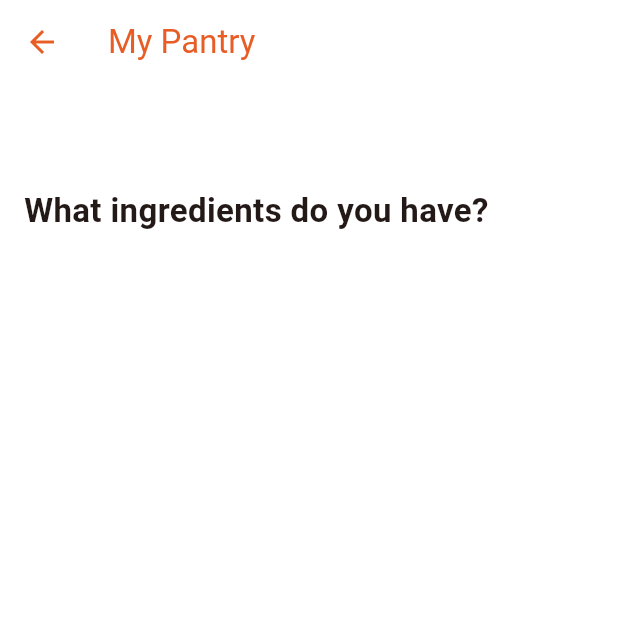
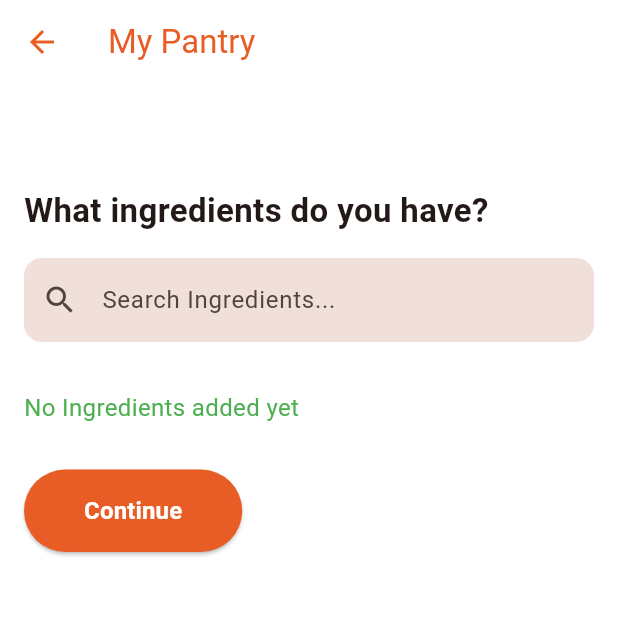
Before and after one commit to NEKORINA91/anycook, a Flutter app: the PantryScreen screen opened directly with empty values, on a phone screen of 412 x 824 dp, the top half of it. Run offline on Flutter 3.47's test engine with Material 3 defaults, Android fonts, the phone set to English and light mode, and no system bars.

Commit message:
pantry selection

```diff
--- a/lib/main.dart
+++ b/lib/main.dart
@@ -231,6 +231,30 @@ class PantryScreen extends StatefulWidget {
 
 }
 class _PantryScreenState extends State<PantryScreen>{
+
+  final List<String> allIngredients = [
+  'Flour', 'Rice', 'Eggs', 'Milk', 'Butter', 'Sugar',
+  'Salt', 'Onion', 'Garlic', 'Tomato', 'Potato', 'Carrot',
+  'Chicken', 'Beef', 'Fish', 'Cheese', 'Yogurt', 'Bread',
+  'Pasta', 'Oil', 'Pepper', 'Ginger', 'Lemon', 'Coconut Milk',
+];
+
+List<String> searchResults = [];
+final TextEditingController ingredientController = TextEditingController();
+List<String> ingredients = [];
+void updateSearch(String query){
+  setState((){
+    if (query.isEmpty){
+      searchResults = [];
+    } else {
+      searchResults = allIngredients
+      .where((item) => item.toLowerCase().contains(query.toLowerCase()))
+      .toList();
+    }
+  });
+}
+
+
     @override
     Widget build(BuildContext context){
     return Scaffold(
@@ -260,9 +284,117 @@ class _PantryScreenState extends State<PantryScreen>{
                 fontWeight: FontWeight.bold,
               ),
             ),
+            const SizedBox(height: 16),
+            TextField(
+              controller:ingredientController,
+              onChanged: updateSearch,
+              decoration: InputDecoration(
+                hintText: 'Search Ingredients...',
+                prefixIcon: const Icon(Icons.search),
+                filled: true,
+                border: OutlineInputBorder(
+                  borderRadius: BorderRadius.circular(12),
+                  borderSide: BorderSide.none,
+                ),
+              ),
+            ),
+            const SizedBox(height: 12),
+            Wrap(
+              spacing: 8,
+              runSpacing: 8,
+              children: searchResults.map((item) {
+                return GestureDetector(
+                  onTap: () {
+                    setState(() {
+                      if (!ingredients.contains(item)) {
+                        ingredients.add(item);
+                      }
+                      ingredientController.clear();
+                      searchResults = [];
+                    });
+                  },
+                  child:Container(
+                    padding: const EdgeInsets.symmetric(horizontal:16, vertical:10),
+                    decoration: BoxDecoration(
+                      color: Colors.white,
+                      borderRadius: BorderRadius.circular(20),
+                      border: Border.all(color:const Color(0xFFE85D26)),
+                    ),
+                    child: Text(item),
+                  ),
+                );
+              }).toList(),
+            ),
+            const SizedBox(height: 20),
+            Text(
+              ingredients.isEmpty
+                ? 'No Ingredients added yet'
+                : 'Your Pantry: ${ingredients.join(', ')}',
+              style:const TextStyle(fontSize: 16, color:Colors.green),
+            ),
+            const SizedBox(height: 30),
+            ElevatedButton(
+              onPressed: () {
+                Navigator.push(
+                  context,
+                  MaterialPageRoute(
+                    builder: (context) => RecipeSearchScreen(
+                      appliances: widget.appliances,
+                      ingredients: ingredients,
+                    ),
+                  ),
+                );
+              },
+              style: ElevatedButton.styleFrom(
+                backgroundColor: const Color(0xFFE85D26),
+                padding: const EdgeInsets.symmetric(horizontal: 40, vertical: 16),
+                shape: RoundedRectangleBorder(
+                  borderRadius: BorderRadius.circular(30),
+                ),
+              ),
+              child: const Text(
+                'Continue',
+                style: TextStyle(color: Colors.white, fontSize: 16, fontWeight: FontWeight.bold),
+              ),
+            ),
+
           ],
         ),
       ),
     );
   }
 }
+
+class RecipeSearchScreen extends StatelessWidget {
+  final List<String> appliances;
+  final List<String> ingredients;
+
+  const RecipeSearchScreen({
+    super.key,
+    required this.appliances,
+    required this.ingredients,
+  });
+
+  @override
+  Widget build(BuildContext context) {
+    return Scaffold(
+      backgroundColor: Colors.white,
+      appBar: AppBar(
+        title: const Text('Find Recipes'),
+        backgroundColor: const Color(0xFFE85D26),
+        foregroundColor: Colors.white,
+      ),
+      body: Padding(
+        padding: const EdgeInsets.all(16),
+        child: Column(
+          crossAxisAlignment: CrossAxisAlignment.start,
+          children: [
+            Text('Appliances: ${appliances.join(', ')}'),
+            const SizedBox(height: 8),
+            Text('Ingredients: ${ingredients.join(', ')}'),
+          ],
+        ),
+      ),
+    );
+  }
+}
```
